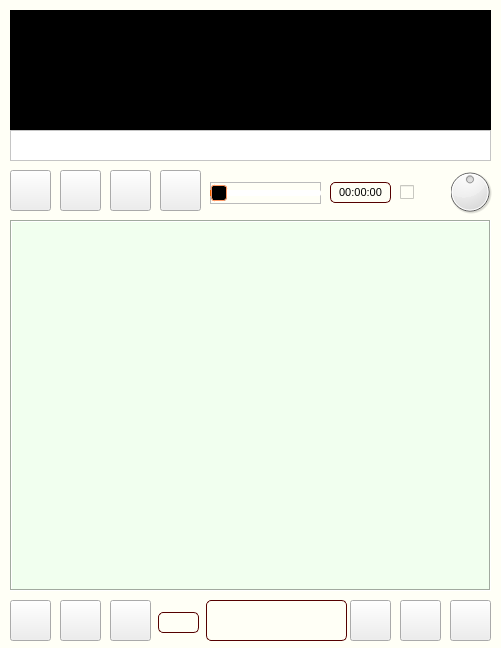
Qt form DIALOG/player.ui (dimanchik79/Play-Music) before a commit.
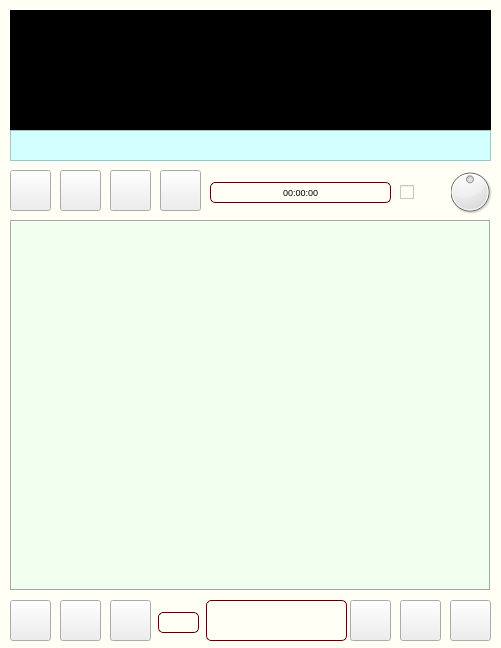
The same form after that commit. Icons and pictures are not drawn.

```diff
--- a/DIALOG/player.ui
+++ b/DIALOG/player.ui
@@ -355,25 +355,6 @@
      <string notr="true">background-color: black;</string>
     </property>
    </widget>
-   <widget class="QFrame" name="runstring">
-    <property name="geometry">
-     <rect>
-      <x>10</x>
-      <y>130</y>
-      <width>481</width>
-      <height>31</height>
-     </rect>
-    </property>
-    <property name="styleSheet">
-     <string notr="true">background-color: rgb(255, 255, 255);</string>
-    </property>
-    <property name="frameShape">
-     <enum>QFrame::StyledPanel</enum>
-    </property>
-    <property name="frameShadow">
-     <enum>QFrame::Sunken</enum>
-    </property>
-   </widget>
    <widget class="QPushButton" name="save">
     <property name="geometry">
      <rect>
@@ -458,15 +439,15 @@
    <widget class="QLabel" name="clock">
     <property name="geometry">
      <rect>
-      <x>330</x>
+      <x>210</x>
       <y>182</y>
-      <width>61</width>
+      <width>181</width>
       <height>21</height>
      </rect>
     </property>
     <property name="font">
      <font>
-      <pointsize>8</pointsize>
+      <pointsize>7</pointsize>
      </font>
     </property>
     <property name="toolTip">
@@ -559,111 +540,23 @@
      <set>Qt::AlignCenter</set>
     </property>
    </widget>
-   <widget class="QSlider" name="progress">
+   <widget class="QFrame" name="runstring">
     <property name="geometry">
      <rect>
-      <x>210</x>
-      <y>182</y>
-      <width>111</width>
-      <height>22</height>
+      <x>10</x>
+      <y>130</y>
+      <width>481</width>
+      <height>31</height>
      </rect>
     </property>
-    <property name="toolTip">
-     <string>Progress</string>
-    </property>
-    <property name="autoFillBackground">
-     <bool>false</bool>
-    </property>
     <property name="styleSheet">
-     <string notr="true">QSlider::groove:horizontal {
- 
-border: 1px solid #bbb;
- 
-}
- 
-QSlider::sub-page:horizontal {
- 
-background: rgb(235,97,0);
- 
-border-radius: 0px;
- 
-margin-top:8px;
- 
-margin-bottom:8px;
- 
-}
- 
-QSlider::add-page:horizontal {
- 
-background: rgb(255,255, 255);
- 
-border: 0px solid #777;
- 
-border-radius: 2px;
- 
-margin-top:8px;
- 
-margin-bottom:8px;
- 
-}
- 
-QSlider::handle:horizontal {
- 
-background: rgb(0,0,0);
- 
-border: 1px solid rgb(255,153,102);
- 
-width: 14px;
- 
-height:10px;
- 
-border-radius: 3px;
- 
-margin-top:2px;
- 
-margin-bottom:2px;
- 
-}
- 
-QSlider::handle:horizontal:hover {
- 
-background: rgb(255,128,6);
- 
-border: 1px solid rgba(102,102,102,102);
- 
-border-radius: 7px;
- 
-}
- 
-QSlider::sub-page:horizontal:disabled {
- 
-background: #bbb;
- 
-border-color: #999;
- 
-}
- 
-QSlider::add-page:horizontal:disabled {
- 
-background: #eee;
- 
-border-color: #999;
- 
-}
- 
-QSlider::handle:horizontal:disabled {
- 
-background: #eee;
- 
-border: 1px solid #aaa;
- 
-border-radius: 4px;
- 
-}
-</string>
+     <string notr="true">background-color: rgb(210, 255, 255);</string>
     </property>
-    <property name="orientation">
-     <enum>Qt::Horizontal</enum>
+    <property name="frameShape">
+     <enum>QFrame::StyledPanel</enum>
+    </property>
+    <property name="frameShadow">
+     <enum>QFrame::Raised</enum>
     </property>
    </widget>
   </widget>
```
